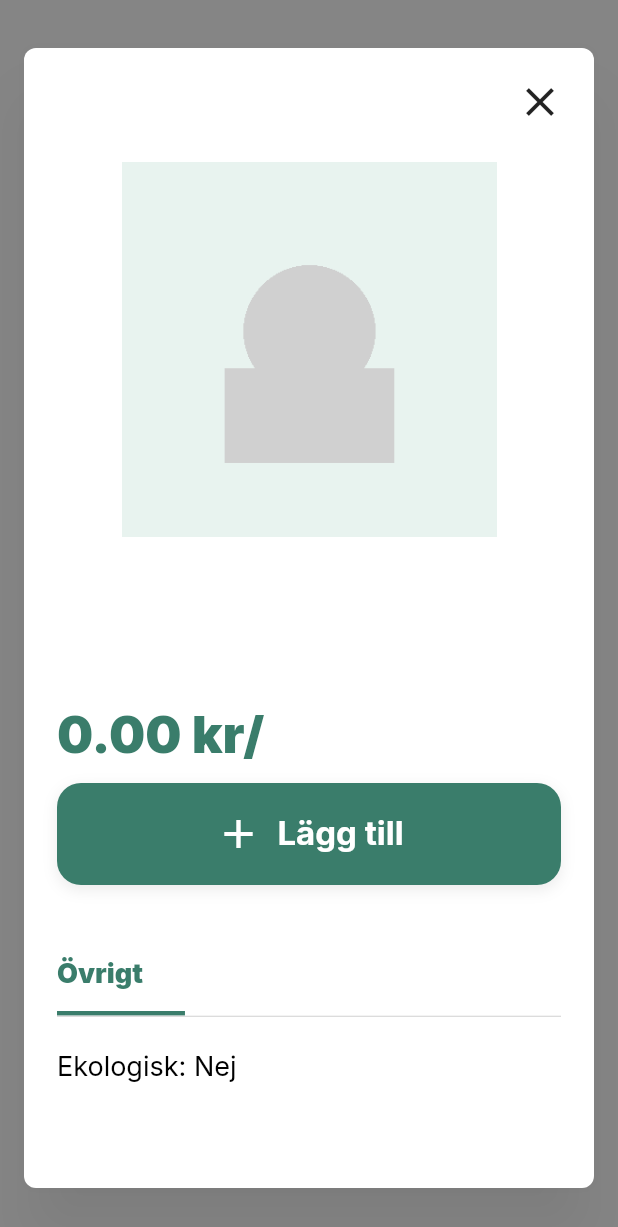
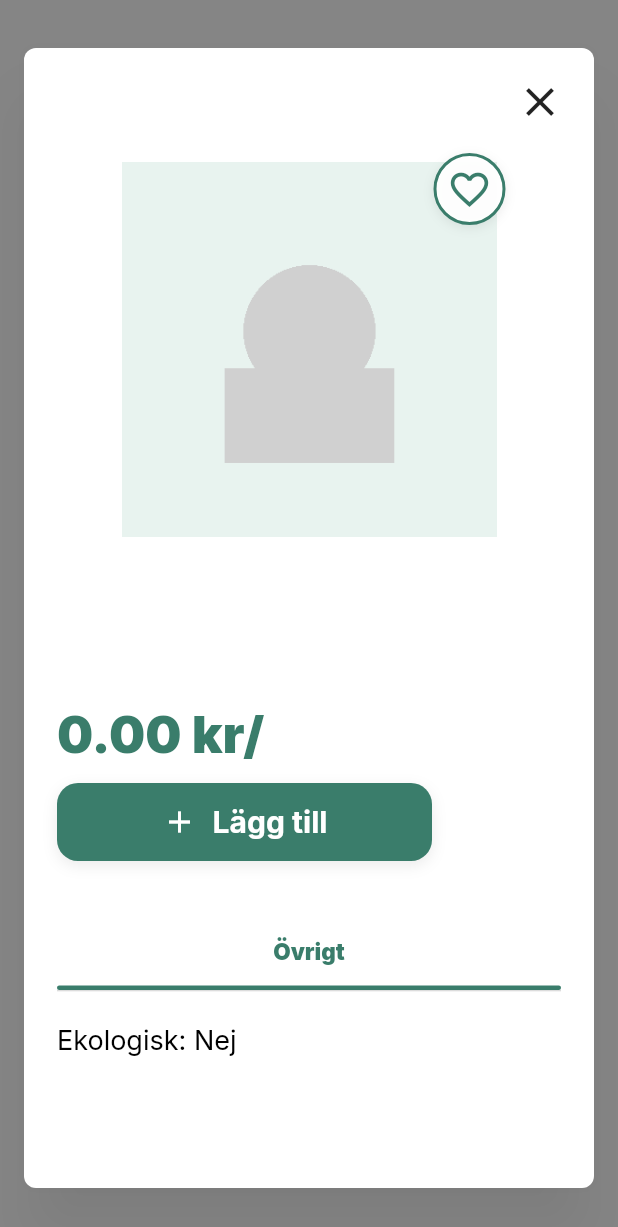
Before and after one commit to Nimoha12/iMat-Prototyp, a Flutter app: the ProductDetailOverlay screen opened directly with empty values, on a phone screen of 412 x 824 dp. Shown: the top 1227 px of the screen. Run offline on Flutter 3.47's test engine with Material 3 defaults, Android fonts, the phone set to English and light mode, and no system bars; our stand-ins replace google_fonts, speech_to_text; network calls fail.

Commit message:
produkt detalj sida klar

```diff
--- a/lib/Widgets/Cart_Parts/add_to_cart_button.dart
+++ b/lib/Widgets/Cart_Parts/add_to_cart_button.dart
@@ -9,8 +9,9 @@
 
 class AddToCartButton extends StatelessWidget {
   final Product product;
+  final double? width;
 
-  const AddToCartButton({super.key, required this.product});
+  const AddToCartButton({super.key, required this.product, this.width});
 
   int getAmount(ShoppingCart cart, Product product) {
     for (final item in cart.items) {
@@ -137,13 +138,14 @@
           iMat.shoppingCartAdd(ShoppingItem(product, amount: 1));
         },
         child: Container(
-          height: 68, // större, mer premium
+          width: width,
+          height: 52,
           decoration: BoxDecoration(
             color: IMatColors.green,
-            borderRadius: BorderRadius.circular(16),
+            borderRadius: BorderRadius.circular(14),
             boxShadow: [
               BoxShadow(
-                color: Colors.black.withOpacity(0.08),
+                color: Colors.black.withValues(alpha: 0.08),
                 blurRadius: 8,
                 offset: const Offset(0, 3),
               ),
@@ -152,11 +154,11 @@
           child: Row(
             mainAxisAlignment: MainAxisAlignment.center,
             children: [
-              const Icon(Icons.add, color: IMatColors.white, size: 32),
+              const Icon(Icons.add, color: IMatColors.white, size: 24),
               const SizedBox(width: 10),
               Text(
                 "Lägg till",
-                style: IMatText.bodyL.copyWith(
+                style: IMatText.bodyM.copyWith(
                   color: IMatColors.white,
                   fontWeight: FontWeight.w700,
                 ),
@@ -169,14 +171,15 @@
 
     //  KUNDVAGNEN
     return Container(
-      height: 68,
+      width: width,
+      height: 52,
       decoration: BoxDecoration(
         color: IMatColors.greenLight,
-        borderRadius: BorderRadius.circular(16),
+        borderRadius: BorderRadius.circular(14),
         border: Border.all(color: IMatColors.green, width: 2),
         boxShadow: [
           BoxShadow(
-            color: Colors.black.withOpacity(0.06),
+            color: Colors.black.withValues(alpha: 0.06),
             blurRadius: 6,
             offset: const Offset(0, 2),
           ),
@@ -195,15 +198,15 @@
               }
             },
             child: Container(
-              width: 68,
+              width: 56,
               height: double.infinity,
               decoration: BoxDecoration(
                 color: IMatColors.green,
-                borderRadius: BorderRadius.circular(14),
+                borderRadius: BorderRadius.circular(12),
               ),
               child: const Icon(
                 Icons.remove,
-                size: 32,
+                size: 24,
                 color: IMatColors.white,
               ),
             ),
@@ -215,12 +218,12 @@
                 HitTestBehavior.translucent, // fångar ALLA klick i området
             onTap: () => _showEditAmountDialog(context, quantity, iMat),
             child: Container(
-              width: 110, // större klickyta, mycket enklare för äldre
+              width: 92,
               height: double.infinity,
               alignment: Alignment.center,
               child: Text(
                 quantity.toString(),
-                style: IMatText.h2.copyWith(
+                style: IMatText.bodyL.copyWith(
                   fontWeight: FontWeight.w800,
                   color: IMatColors.black,
                 ),
@@ -234,13 +237,13 @@
               iMat.shoppingCartUpdate(ShoppingItem(product), delta: 1);
             },
             child: Container(
-              width: 68,
+              width: 56,
               height: double.infinity,
               decoration: BoxDecoration(
                 color: IMatColors.green,
-                borderRadius: BorderRadius.circular(14),
+                borderRadius: BorderRadius.circular(12),
               ),
-              child: const Icon(Icons.add, size: 32, color: IMatColors.white),
+              child: const Icon(Icons.add, size: 24, color: IMatColors.white),
             ),
           ),
         ],
--- a/lib/Widgets/product/product_detail_widget.dart
+++ b/lib/Widgets/product/product_detail_widget.dart
@@ -129,27 +129,68 @@
   @override
 Widget build(BuildContext context) {
   final size = compact ? 250.0 : 340.0;
+  final iMat = context.watch<ImatDataHandler>();
+  final isFavorite = iMat.isFavorite(product);
 
   return Semantics(
     image: true,
     label: 'Produktbild av ${product.name}',
-      child: Column(
-        crossAxisAlignment: CrossAxisAlignment.stretch,
-        children: [
-          if (product.isEcological)
-            Align(
-              alignment: Alignment.centerLeft,
-              child: _Badge(icon: Icons.eco_outlined, label: 'Ekologisk'),
-            ),
-          if (product.isEcological) const SizedBox(height: 22),
-          Center(
+    child: Center(
       child: SizedBox(
         width: size,
         height: size,
-              child: FittedBox(fit: BoxFit.contain, child: image),
+        child: Stack(
+          clipBehavior: Clip.none,
+          children: [
+            Positioned.fill(
+              child: FittedBox(
+                fit: BoxFit.contain,
+                child: image,
+              ),
+            ),
+
+            Positioned(
+  top: -6,
+  right: -6,
+  child: GestureDetector(
+    onTap: () {
+      iMat.toggleFavorite(product);
+    },
+    child: Container(
+      width: 48,
+      height: 48,
+      decoration: BoxDecoration(
+        color: Colors.white.withOpacity(0.95),
+        shape: BoxShape.circle,
+        border: Border.all(
+          color: isFavorite
+              ? Colors.red
+              : IMatColors.green,
+          width: 2,
+        ),
+        boxShadow: [
+          BoxShadow(
+            color: Colors.black.withOpacity(0.08),
+            blurRadius: 6,
+            offset: const Offset(0, 2),
+          ),
+        ],
+      ),
+      child: Icon(
+        isFavorite
+            ? Icons.favorite
+            : Icons.favorite_border,
+        size: 30,
+        color: isFavorite
+            ? Colors.red
+            : IMatColors.green,
+      ),
+    ),
   ),
 ),
           ],
+        ),
+      ),
     ),
   );
 }
@@ -171,7 +212,6 @@
     return Column(
       crossAxisAlignment: CrossAxisAlignment.start,
       children: [
-        _MetaLine(detail: detail),
         const SizedBox(height: 10),
         Text(
           product.name,
@@ -204,44 +244,21 @@
   }
 }
 
-class _MetaLine extends StatelessWidget {
-  final ProductDetail? detail;
 
-  const _MetaLine({required this.detail});
-
-  @override
-  Widget build(BuildContext context) {
-    final parts = [
-      if (_hasText(detail?.brand)) detail!.brand,
-      if (_hasText(detail?.origin)) detail!.origin,
-    ];
-
-    if (parts.isEmpty) {
-      return const SizedBox.shrink();
-    }
-
-    return Text(
-      parts.join('  /  '),
-      style: IMatText.bodyXS.copyWith(
-        color: IMatColors.green,
-        fontWeight: FontWeight.w900,
-      ),
-    );
-  }
-}
 
 class _PurchaseArea extends StatelessWidget {
   final Product product;
   final String unit;
 
-  const _PurchaseArea({required this.product, required this.unit});
+  const _PurchaseArea({
+    required this.product,
+    required this.unit,
+  });
 
   @override
   Widget build(BuildContext context) {
-    return ConstrainedBox(
-      constraints: const BoxConstraints(maxWidth: 360),
-      child: Column(
-        crossAxisAlignment: CrossAxisAlignment.stretch,
+    return Column(
+      crossAxisAlignment: CrossAxisAlignment.start,
       children: [
         Text(
           '${product.price.toStringAsFixed(2)} kr/$unit',
@@ -251,10 +268,14 @@
             fontWeight: FontWeight.w900,
           ),
         ),
+
         const SizedBox(height: 12),
-          AddToCartButton(product: product),
+
+        AddToCartButton(
+          product: product,
+          width: 250,
+        ),
       ],
-      ),
     );
   }
 }
@@ -323,15 +344,55 @@
     return Column(
       crossAxisAlignment: CrossAxisAlignment.stretch,
       children: [
-        SingleChildScrollView(
-          scrollDirection: Axis.horizontal,
-          child: Row(
+        SizedBox(
+  height: 52,
+  child: Stack(
+    children: [
+      Row(
         children: [
           for (var index = 0; index < tabs.length; index++)
-                _TabButton(
-                  label: tabs[index].title,
-                  selected: index == selectedIndex,
-                  onTap: () => setState(() => _selectedIndex = index),
+            Expanded(
+              child: InkWell(
+                onTap: () {
+                  setState(() {
+                    _selectedIndex = index;
+                  });
+                },
+                child: Center(
+                  child: Text(
+                    tabs[index].title,
+                    style: IMatText.bodyS.copyWith(
+                      fontSize:15,
+                      color: index == selectedIndex
+                          ? IMatColors.green
+                          : IMatColors.black,
+                      fontWeight: FontWeight.w900,
+                    ),
+                  ),
+                ),
+              ),
+            ),
+        ],
+      ),
+
+      AnimatedAlign(
+        duration: const Duration(milliseconds: 280),
+        curve: Curves.easeInOutCubic,
+        alignment: switch (selectedIndex) {
+          0 => Alignment.bottomLeft,
+          1 => Alignment.bottomCenter,
+          _ => Alignment.bottomRight,
+        },
+        child: FractionallySizedBox(
+          widthFactor: 1 / tabs.length,
+          child: Container(
+            height: 3,
+            decoration: BoxDecoration(
+              color: IMatColors.green,
+              borderRadius: BorderRadius.circular(999),
+            ),
+          ),
+        ),
       ),
     ],
   ),
```
Lines whose indentation alone changed are shown as unchanged.
